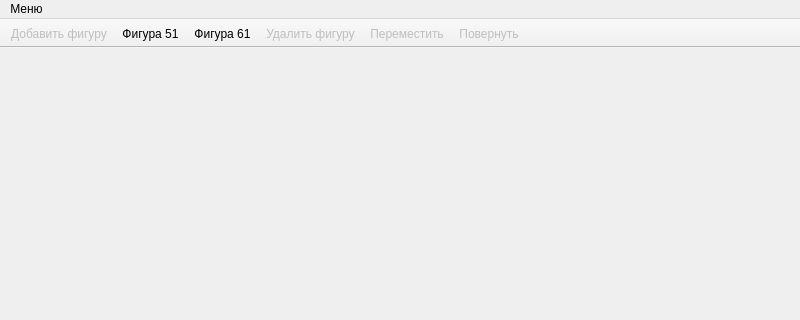
Above: PolygonEditor/mainwindow.ui from beatsey/Qt-gui-projects before the change; both pictures show x 0 to 800 and y 0 to 320 of the 800 by 600 pixel window. Below: the same form after it.
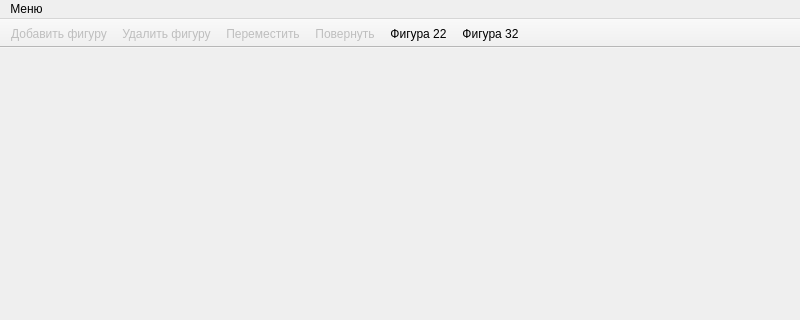
That is the form after the change. Custom widgets are drawn as their Qt base class.

```diff
--- a/PolygonEditor/mainwindow.ui
+++ b/PolygonEditor/mainwindow.ui
@@ -11,7 +11,7 @@
    </rect>
   </property>
   <property name="windowTitle">
-   <string>Рисовалка</string>
+   <string>Редактор фигур</string>
   </property>
   <widget class="GraphicsWidget" name="centralWidget">
    <property name="mouseTracking">
@@ -39,11 +39,11 @@
     <bool>false</bool>
    </attribute>
    <addaction name="action_figure_add"/>
-   <addaction name="action_figure_51"/>
-   <addaction name="action_figure_61"/>
    <addaction name="action_figure_remove"/>
    <addaction name="action_figure_move"/>
    <addaction name="action_figure_rotate"/>
+   <addaction name="action_figure_22"/>
+   <addaction name="action_figure_32"/>
   </widget>
   <widget class="QMenuBar" name="menuBar">
    <property name="geometry">
@@ -73,20 +73,29 @@
     <string>Удалить пересекающиеся</string>
    </property>
   </action>
-  <action name="action_figure_51">
+  <action name="action_figure_22">
    <property name="checkable">
     <bool>true</bool>
    </property>
+   <property name="checked">
+    <bool>false</bool>
+   </property>
    <property name="text">
-    <string>Фигура 51</string>
+    <string>Фигура 22</string>
+   </property>
+   <property name="toolTip">
+    <string>Фигура 22</string>
    </property>
   </action>
-  <action name="action_figure_61">
+  <action name="action_figure_32">
    <property name="checkable">
     <bool>true</bool>
    </property>
    <property name="text">
-    <string>Фигура 61</string>
+    <string>Фигура 32</string>
+   </property>
+   <property name="toolTip">
+    <string>Фигура 32</string>
    </property>
   </action>
   <action name="action_figure_add">
```
